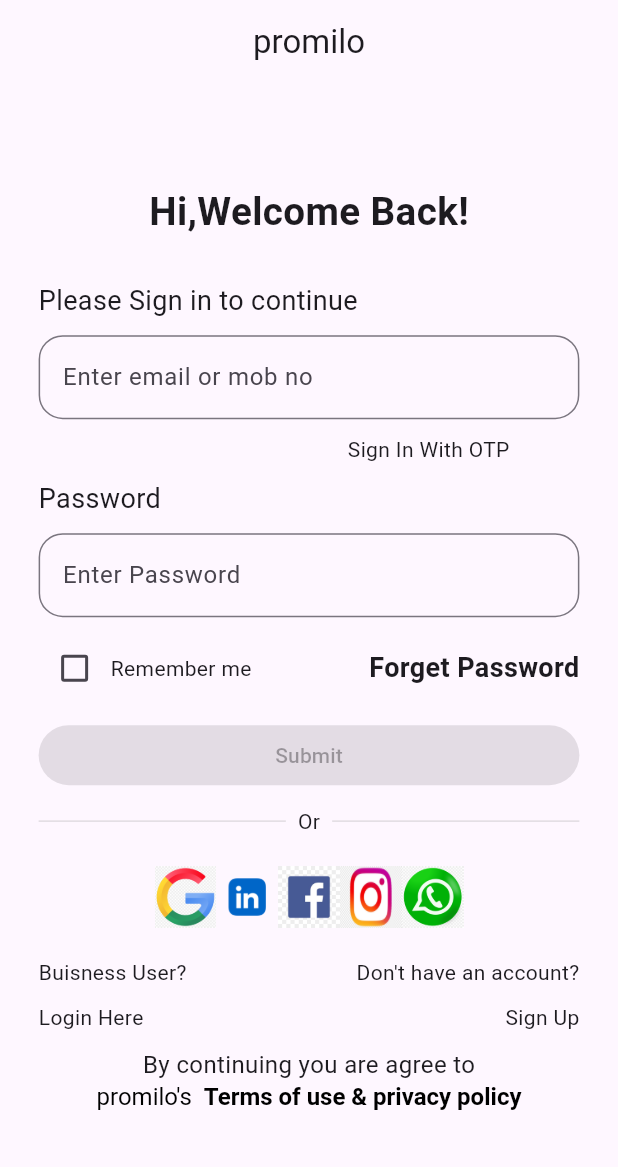
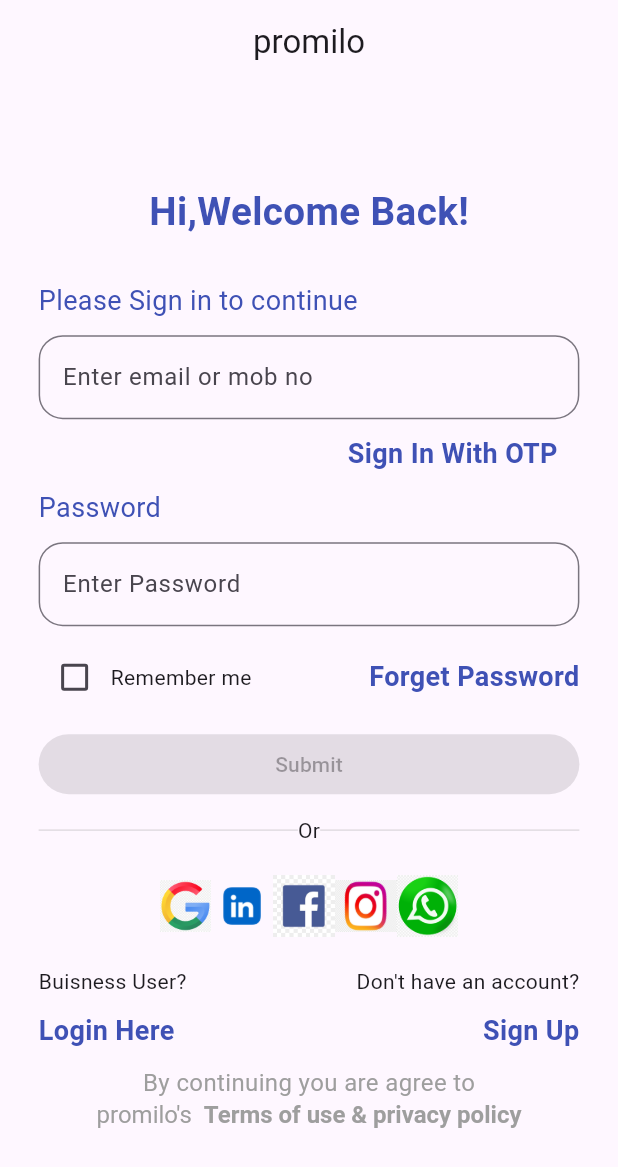
Before and after one commit to VinayaAugusthy/promilo, a Flutter app: the screen it shows after launch, on a phone screen of 412 x 824 dp. Shown: the top 1167 px of the screen. Run offline on Flutter 3.47's test engine with Material 3 defaults, Android fonts, the phone set to English and light mode, and no system bars.

Commit message:
text styling

```diff
--- a/lib/views/login/login.dart
+++ b/lib/views/login/login.dart
@@ -1,4 +1,5 @@
 import 'package:flutter/material.dart';
+import 'package:promilo/views/widgets/colors.dart';
 import 'package:promilo/views/widgets/constants.dart';
 
 class LoginScreen extends StatefulWidget {
@@ -46,17 +47,15 @@ class _LoginScreenState extends State<LoginScreen> {
                   child: Text(
                     'Hi,Welcome Back!',
                     style: TextStyle(
-                      fontSize: size.width / 16,
-                      fontWeight: FontWeight.bold,
-                    ),
+                        fontSize: size.width / 16,
+                        fontWeight: FontWeight.bold,
+                        color: primary),
                   ),
                 ),
                 kheight(size.height / 30),
-                const Text(
+                Text(
                   'Please Sign in to continue',
-                  style: TextStyle(
-                    fontSize: 18,
-                  ),
+                  style: TextStyle(fontSize: 18, color: primary),
                 ),
                 kheight(10),
                 TextFormField(
@@ -74,14 +73,18 @@ class _LoginScreenState extends State<LoginScreen> {
                     SizedBox(
                       width: size.width / 2,
                     ),
-                    const Text('Sign In With OTP'),
+                    Text(
+                      'Sign In With OTP',
+                      style: boldPrimaryText(),
+                    ),
                   ],
                 ),
                 kheight(10),
-                const Text(
+                Text(
                   'Password',
                   style: TextStyle(
                     fontSize: 18,
+                    color: primary,
                   ),
                 ),
                 kheight(10),
@@ -104,10 +107,9 @@ class _LoginScreenState extends State<LoginScreen> {
                         const Text('Remember me'),
                       ],
                     ),
-                    const Text(
+                    Text(
                       'Forget Password',
-                      style:
-                          TextStyle(fontWeight: FontWeight.bold, fontSize: 18),
+                      style: boldPrimaryText(),
                     )
                   ],
                 ),
@@ -120,23 +122,12 @@ class _LoginScreenState extends State<LoginScreen> {
                   ),
                 ),
                 kheight(10),
-                const Row(
+                Row(
                   mainAxisAlignment: MainAxisAlignment.center,
                   children: [
-                    Expanded(
-                      child: Divider(
-                        color: Color.fromARGB(78, 158, 158, 158),
-                      ),
-                    ),
-                    Padding(
-                      padding: EdgeInsets.symmetric(horizontal: 8.0),
-                      child: Text('Or'),
-                    ),
-                    Expanded(
-                      child: Divider(
-                        color: Color.fromARGB(78, 158, 158, 158),
-                      ),
-                    ),
+                    divider(),
+                    const Text('Or'),
+                    divider(),
                   ],
                 ),
                 kheight(20),
@@ -145,8 +136,8 @@ class _LoginScreenState extends State<LoginScreen> {
                   children: [
                     Image.asset(
                       'assets/images/google.png',
-                      height: size.width / 10,
-                      width: size.width / 10,
+                      height: size.width / 12,
+                      width: size.width / 12,
                       fit: BoxFit.fill,
                     ),
                     Image.asset(
@@ -163,7 +154,7 @@ class _LoginScreenState extends State<LoginScreen> {
                     ),
                     Image.asset(
                       'assets/images/insta.png',
-                      height: size.width / 10,
+                      height: size.width / 12,
                       width: size.width / 10,
                       fit: BoxFit.fill,
                     ),
@@ -184,11 +175,17 @@ class _LoginScreenState extends State<LoginScreen> {
                   ],
                 ),
                 kheight(10),
-                const Row(
+                Row(
                   mainAxisAlignment: MainAxisAlignment.spaceBetween,
                   children: [
-                    Text('Login Here'),
-                    Text('Sign Up'),
+                    Text(
+                      'Login Here',
+                      style: boldPrimaryText(),
+                    ),
+                    Text(
+                      'Sign Up',
+                      style: boldPrimaryText(),
+                    ),
                   ],
                 ),
                 kheight(10),
@@ -196,15 +193,21 @@ class _LoginScreenState extends State<LoginScreen> {
                   child: Column(
                     mainAxisAlignment: MainAxisAlignment.center,
                     children: [
-                      const Text(
+                      Text(
                         'By continuing you are agree to',
-                        style: TextStyle(fontSize: 16),
+                        style: TextStyle(
+                          fontSize: 16,
+                          color: greyColor,
+                        ),
                       ),
                       RichText(
-                        text: const TextSpan(
+                        text: TextSpan(
                           text: "promilo's  ",
-                          style: TextStyle(color: Colors.black, fontSize: 16),
-                          children: [
+                          style: TextStyle(
+                            color: greyColor,
+                            fontSize: 16,
+                          ),
+                          children: const [
                             TextSpan(
                               text: 'Terms of use & privacy policy',
                               style: TextStyle(
@@ -226,5 +229,11 @@ class _LoginScreenState extends State<LoginScreen> {
     );
   }
 
-
+  Expanded divider() {
+    return const Expanded(
+      child: Divider(
+        color: Color.fromARGB(78, 158, 158, 158),
+      ),
+    );
+  }
 }
--- a/lib/views/widgets/colors.dart
+++ b/lib/views/widgets/colors.dart
@@ -1,3 +1,4 @@
 import 'package:flutter/material.dart';
 
 var primary = Colors.indigo;
+var greyColor = Colors.grey;
--- a/lib/views/widgets/constants.dart
+++ b/lib/views/widgets/constants.dart
@@ -1,7 +1,16 @@
- import 'package:flutter/material.dart';
+import 'package:flutter/material.dart';
+import 'package:promilo/views/widgets/colors.dart';
 
 SizedBox kheight(double? height) {
-    return SizedBox(
-      height: height,
-    );
-  }
+  return SizedBox(
+    height: height,
+  );
+}
+
+TextStyle boldPrimaryText() {
+  return TextStyle(
+    color: primary,
+    fontWeight: FontWeight.bold,
+    fontSize: 18,
+  );
+}
```
